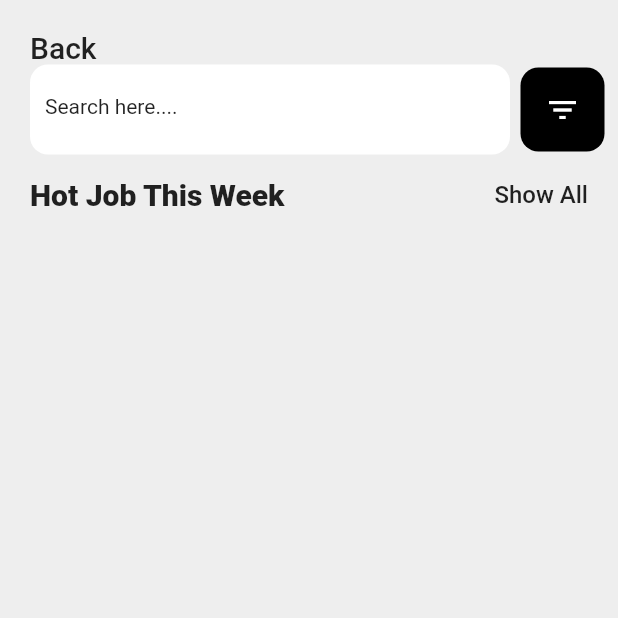
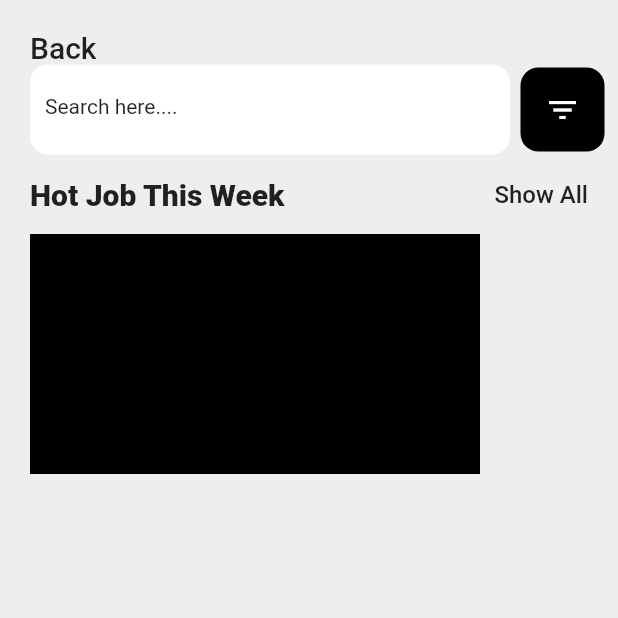
Before and after one commit to Ozurumba007/job_search, a Flutter app: the HomePage screen opened directly, on a phone screen of 412 x 824 dp, the top half of it. Run offline on Flutter 3.47's test engine with Material 2 defaults, Android fonts, the phone set to English and light mode, and no system bars.

Commit message:
added a folder called component \ created a file called hot jobs \ added the container widget in it

```diff
--- a/lib/pages/home_page.dart
+++ b/lib/pages/home_page.dart
@@ -19,10 +19,10 @@ class _HomePageState extends State<HomePage> {
             children: [
               // back text
               const SizedBox(height: 20),
-              Row(
+              const Row(
                 mainAxisAlignment: MainAxisAlignment.start,
                 children: [
-                  const Text(
+                  Text(
                     'Back',
                     style: TextStyle(
                       fontSize: 20,
@@ -67,6 +67,7 @@ class _HomePageState extends State<HomePage> {
                 ],
               ),
               const SizedBox(height: 15),
+
               const Row(
                 mainAxisAlignment: MainAxisAlignment.spaceBetween,
                 children: [
@@ -86,6 +87,21 @@ class _HomePageState extends State<HomePage> {
                   ),
                 ],
               ),
+
+              const SizedBox(height: 15),
+              Container(
+                height: 160,
+                child: ListView(
+                  scrollDirection: Axis.horizontal,
+                  children: [
+                    Container(
+                      width: 300,
+                      color: Colors.black,
+                    ),
+                    const SizedBox(width: 15),
+                  ],
+                ),
+              ),
             ],
           ),
         ),
```
Also changed, not shown: lib/component/hot_jobs.dart (added, +74 -0 lines).
